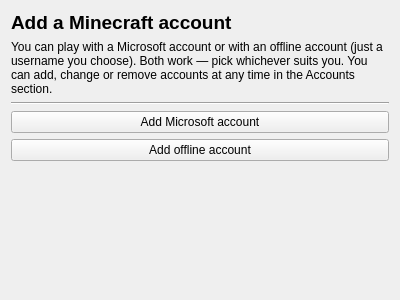
This is launcher/ui/setupwizard/LoginWizardPage.ui in SpikyTeam/SpikyMC as Qt 5 draws it before an edit. The edited form follows.
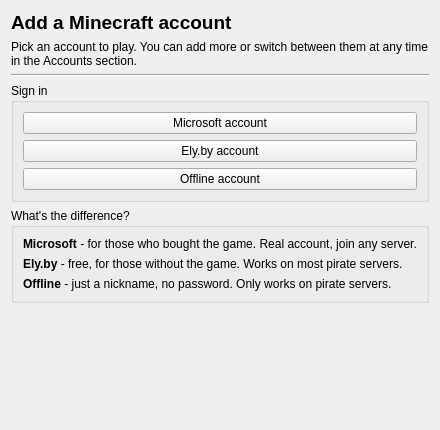
This is the edited form.

Commit message: i18n: simpler informal account descriptions in quick setup

Diff of the .ui file:
```diff
--- a/launcher/ui/setupwizard/LoginWizardPage.ui
+++ b/launcher/ui/setupwizard/LoginWizardPage.ui
@@ -6,8 +6,8 @@
    <rect>
     <x>0</x>
     <y>0</y>
-    <width>400</width>
-    <height>300</height>
+    <width>440</width>
+    <height>430</height>
    </rect>
   </property>
   <property name="windowTitle">
@@ -30,7 +30,7 @@
    <item>
     <widget class="QLabel" name="label_2">
      <property name="text">
-      <string>You can play with a Microsoft account or with an offline account (just a username you choose). Both work — pick whichever suits you. You can add, change or remove accounts at any time in the Accounts section.</string>
+      <string>Pick an account to play. You can add more or switch between them at any time in the Accounts section.</string>
      </property>
      <property name="wordWrap">
       <bool>true</bool>
@@ -45,17 +45,81 @@
     </widget>
    </item>
     <item>
-     <widget class="QPushButton" name="pushButton">
+    <widget class="QGroupBox" name="loginGroup">
+     <property name="title">
+      <string>Sign in</string>
+     </property>
+     <layout class="QVBoxLayout" name="loginGroupLayout">
+      <item>
+       <widget class="QPushButton" name="msaButton">
       <property name="text">
-       <string>Add Microsoft account</string>
+         <string>Microsoft account</string>
+        </property>
+       </widget>
+      </item>
+      <item>
+       <widget class="QPushButton" name="elyButton">
+        <property name="text">
+         <string>Ely.by account</string>
       </property>
      </widget>
     </item>
     <item>
      <widget class="QPushButton" name="offlineButton">
       <property name="text">
-       <string>Add offline account</string>
-      </property>
+         <string>Offline account</string>
+        </property>
+       </widget>
+      </item>
+     </layout>
+    </widget>
+   </item>
+   <item>
+    <widget class="QGroupBox" name="infoGroup">
+     <property name="title">
+      <string>What's the difference?</string>
+     </property>
+     <layout class="QVBoxLayout" name="infoGroupLayout">
+      <item>
+       <widget class="QLabel" name="msaInfo">
+        <property name="text">
+         <string>&lt;html&gt;&lt;head/&gt;&lt;body&gt;&lt;p&gt;&lt;span style=&quot; font-weight:600;&quot;&gt;Microsoft&lt;/span&gt; - for those who bought the game. Real account, join any server.&lt;/p&gt;&lt;/body&gt;&lt;/html&gt;</string>
+        </property>
+        <property name="textFormat">
+         <enum>Qt::RichText</enum>
+        </property>
+        <property name="wordWrap">
+         <bool>true</bool>
+        </property>
+       </widget>
+      </item>
+      <item>
+       <widget class="QLabel" name="elyInfo">
+        <property name="text">
+         <string>&lt;html&gt;&lt;head/&gt;&lt;body&gt;&lt;p&gt;&lt;span style=&quot; font-weight:600;&quot;&gt;Ely.by&lt;/span&gt; - free, for those without the game. Works on most pirate servers.&lt;/p&gt;&lt;/body&gt;&lt;/html&gt;</string>
+        </property>
+        <property name="textFormat">
+         <enum>Qt::RichText</enum>
+        </property>
+        <property name="wordWrap">
+         <bool>true</bool>
+        </property>
+       </widget>
+      </item>
+      <item>
+       <widget class="QLabel" name="offlineInfo">
+        <property name="text">
+         <string>&lt;html&gt;&lt;head/&gt;&lt;body&gt;&lt;p&gt;&lt;span style=&quot; font-weight:600;&quot;&gt;Offline&lt;/span&gt; - just a nickname, no password. Only works on pirate servers.&lt;/p&gt;&lt;/body&gt;&lt;/html&gt;</string>
+        </property>
+        <property name="textFormat">
+         <enum>Qt::RichText</enum>
+        </property>
+        <property name="wordWrap">
+         <bool>true</bool>
+        </property>
+       </widget>
+      </item>
+     </layout>
      </widget>
     </item>
    <item>
@@ -66,7 +130,7 @@
      <property name="sizeHint" stdset="0">
       <size>
        <width>20</width>
-       <height>156</height>
+       <height>10</height>
       </size>
      </property>
     </spacer>
```
Lines whose indentation alone changed are shown as unchanged. The commit also changes 2 other files.
